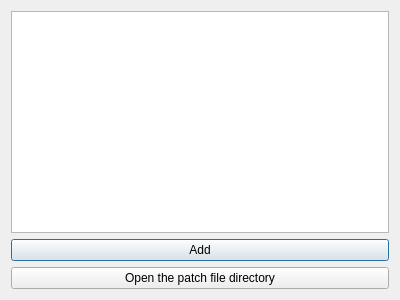
The window that dlgkernelpatch.ui (ic005k/OCAuxiliaryTools) describes before a commit, drawn with Qt 5.
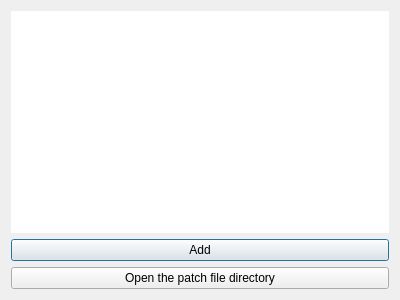
The same window after the commit.

Diff of the .ui file:
```diff
--- a/dlgkernelpatch.ui
+++ b/dlgkernelpatch.ui
@@ -22,7 +22,11 @@
     </widget>
    </item>
    <item row="0" column="0">
-    <widget class="QListWidget" name="listWidget"/>
+    <widget class="QListWidget" name="listWidget">
+     <property name="frameShape">
+      <enum>QFrame::NoFrame</enum>
+     </property>
+    </widget>
    </item>
    <item row="2" column="0">
     <widget class="QPushButton" name="btnOpenDir">
```
